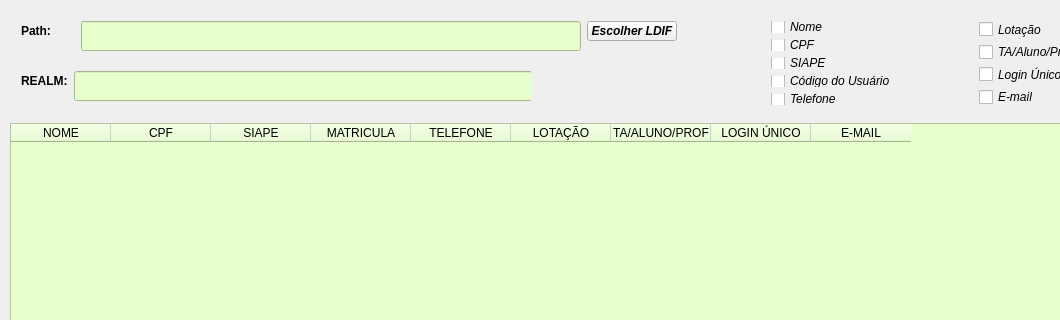
First picture: the form in mainwindow.ui, repository djkakaroto/LDAPtoSMB4, before the edit; both pictures show x 0 to 1060 and y 0 to 320 of the 1200 by 600 pixel window.
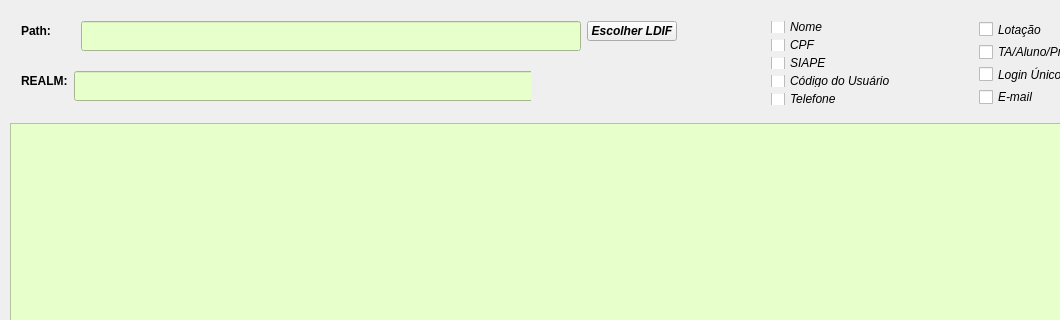
Second picture: the form after the edit.

Commit message: Add function to populate QTableView with the data.

```diff
--- a/mainwindow.ui
+++ b/mainwindow.ui
@@ -26,7 +26,7 @@
    <string>LDAPtoSMB4 v.0.1</string>
   </property>
   <widget class="QWidget" name="centralWidget">
-   <widget class="QTableWidget" name="tableWidget">
+   <widget class="QTableView" name="tableView">
     <property name="geometry">
      <rect>
       <x>10</x>
@@ -38,51 +38,6 @@
     <property name="styleSheet">
      <string notr="true">background-color: rgb(231, 255, 202);</string>
     </property>
-    <column>
-     <property name="text">
-      <string>NOME</string>
-     </property>
-    </column>
-    <column>
-     <property name="text">
-      <string>CPF</string>
-     </property>
-    </column>
-    <column>
-     <property name="text">
-      <string>SIAPE</string>
-     </property>
-    </column>
-    <column>
-     <property name="text">
-      <string>MATRICULA</string>
-     </property>
-    </column>
-    <column>
-     <property name="text">
-      <string>TELEFONE</string>
-     </property>
-    </column>
-    <column>
-     <property name="text">
-      <string>LOTAÇÃO</string>
-     </property>
-    </column>
-    <column>
-     <property name="text">
-      <string>TA/ALUNO/PROF</string>
-     </property>
-    </column>
-    <column>
-     <property name="text">
-      <string>LOGIN ÚNICO</string>
-     </property>
-    </column>
-    <column>
-     <property name="text">
-      <string>E-MAIL</string>
-     </property>
-    </column>
    </widget>
    <widget class="QWidget" name="horizontalLayoutWidget">
     <property name="geometry">
```
The commit also changes 3 other files.
